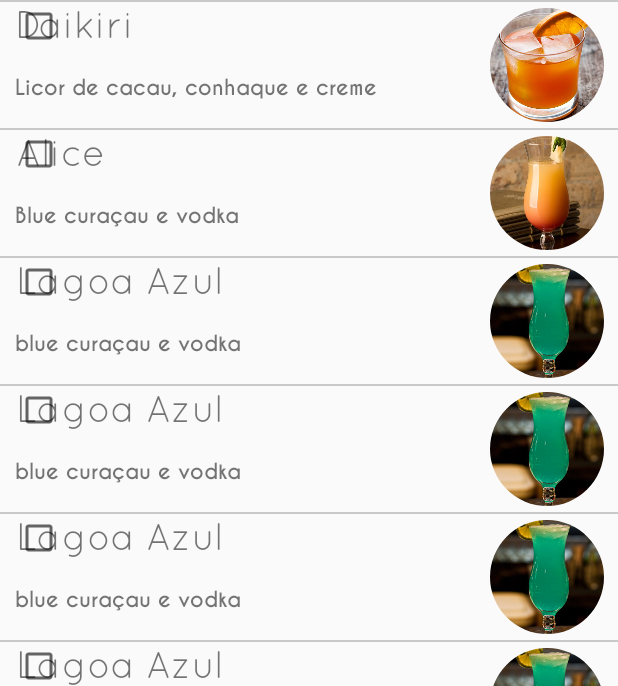
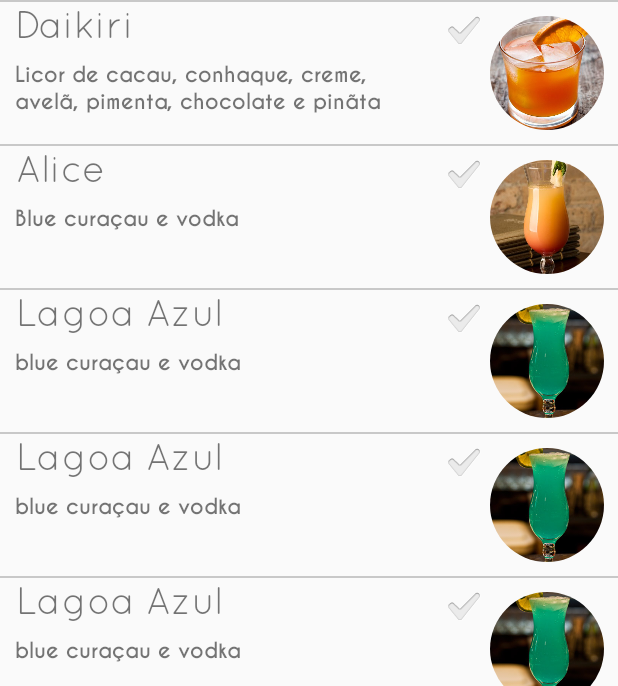
Before and after one commit to GennerDiego/drinknow, an Android app: the screen it shows after launch (DrinksActivity), on a phone screen of 412 x 824 dp, the part 550-1236 px from its top. Run offline under Robolectric (Android 15) with nearby library versions, the phone set to English and light mode, and no system bars; our stand-ins replace CircleImageView.

Commit message:
Checkbox WORKING but layout isn't OK

```diff
--- a/app/src/main/java/br/com/guimaraescosta/drinknow/activity/DrinksActivity.java
+++ b/app/src/main/java/br/com/guimaraescosta/drinknow/activity/DrinksActivity.java
@@ -53,6 +53,7 @@ public class DrinksActivity extends AppCompatActivity implements CompoundButton.
         lista.addHeaderView(header);
 
 
+
         adapterT = new AdapterTest(this, android.R.layout.simple_list_item_multiple_choice, drinks);
         lista.setAdapter(adapterT);
 
@@ -72,7 +73,7 @@ public class DrinksActivity extends AppCompatActivity implements CompoundButton.
 
     private List<Drink> allDrinks() {
         return new ArrayList<>(Arrays.asList(
-                new Drink("Daikiri", "Licor de cacau, conhaque e creme"),
+                new Drink("Daikiri", "Licor de cacau, conhaque, creme, avelã, pimenta, chocolate e pinãta pinãtapinãta pinãta  "),
                 new Drink("Alice", "Blue curaçau e vodka"),
                 new Drink("Lagoa Azul","blue curaçau e vodka"),
                 new Drink("Lagoa Azul","blue curaçau e vodka"),
--- a/app/src/main/res/layout/row_layout.xml
+++ b/app/src/main/res/layout/row_layout.xml
@@ -2,12 +2,12 @@
 <RelativeLayout xmlns:android="http://schemas.android.com/apk/res/android"
     xmlns:app="http://schemas.android.com/apk/res-auto"
     android:layout_width="wrap_content"
-    android:layout_height="match_parent"
+    android:layout_height="wrap_content"
     android:orientation="vertical">
 
 <LinearLayout android:id="@+id/linearImageDrink"
     android:layout_width="wrap_content"
-    android:layout_height="match_parent"
+    android:layout_height="wrap_content"
     android:layout_alignParentRight="true"
     android:padding="2dp"
     android:layout_marginRight="5dp">
@@ -16,8 +16,10 @@
         android:id="@+id/drink_image"
         android:layout_width="80dp"
         android:layout_height="80dp"
-        android:padding="2dp"
-        android:elevation="10dp"/>
+        android:layout_marginBottom="5dp"
+        android:layout_marginTop="5dp"
+        android:elevation="10dp"
+        android:padding="2dp" />
     <!--app:civ_border_color="@color/colorAccent"
         app:civ_border_width="1dp" !-->
 
@@ -43,9 +45,10 @@
         android:layout_width="wrap_content"
         android:layout_height="wrap_content"
         android:layout_alignParentTop="true"
+        android:layout_marginBottom="10dp"
         android:layout_marginLeft="10dp"
+
         android:checkMark="?android:attr/textCheckMark"
-
         android:fontFamily="@font/quicksand_book"
         android:gravity="center"
         android:lineSpacingExtra="2sp"
@@ -56,21 +59,29 @@
         android:id="@+id/drink_check"
         android:layout_width="wrap_content"
         android:layout_height="wrap_content"
-        android:layout_alignParentTop="true"
-        android:layout_marginLeft="10dp"
-        android:checkMark="?android:attr/textCheckMark"
 
-        />
+
+        android:layout_alignBaseline="@+id/drink_name"
+        android:layout_alignBottom="@+id/drink_name"
+        android:layout_toLeftOf="@+id/linearImageDrink"
+        android:layout_toStartOf="@+id/linearImageDrink"
+        android:button="?android:attr/textCheckMark" />
 
     <TextView
         android:id="@+id/drink_description"
-        android:layout_width="wrap_content"
+        android:layout_width="290dp"
         android:layout_height="wrap_content"
-        android:layout_alignBottom="@+id/linearImageDrink"
+
+
         android:layout_alignParentLeft="true"
         android:layout_marginLeft="10dp"
+        android:autoSizeTextType="none"
+        android:layout_below="@id/drink_name"
         android:lines="2"
+        android:autoSizeMinTextSize="16sp"
         android:fontFamily="@font/caviar_dreams_bold"/>
 
 
+
+
 </RelativeLayout>
```
